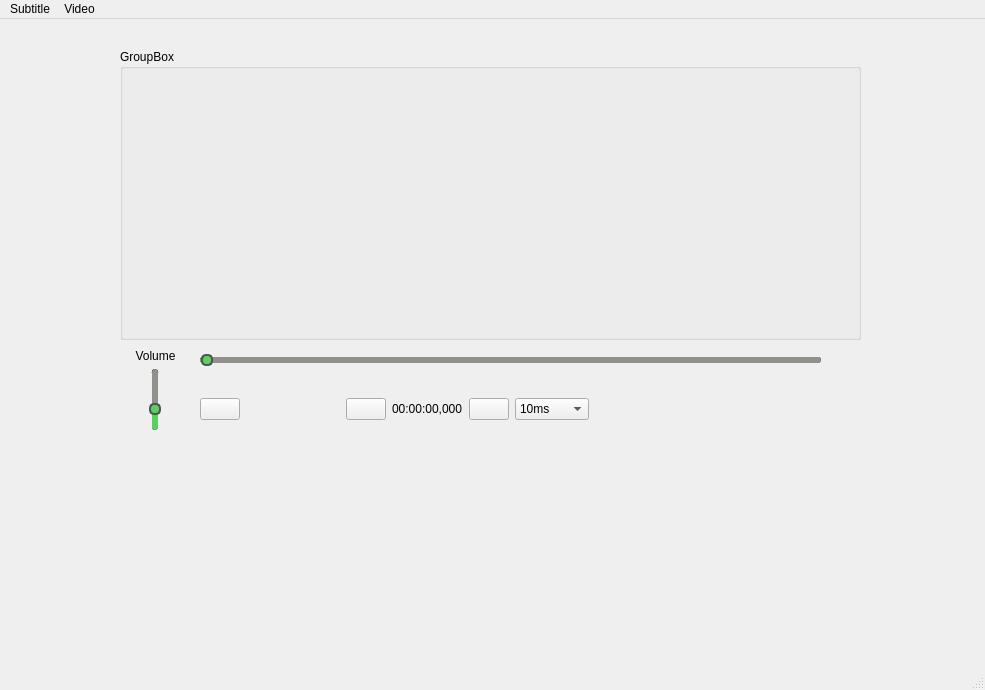
Before: the Qt Designer form mainwindow.ui in KemerDev/QtSubMaker, drawn with Qt 5.
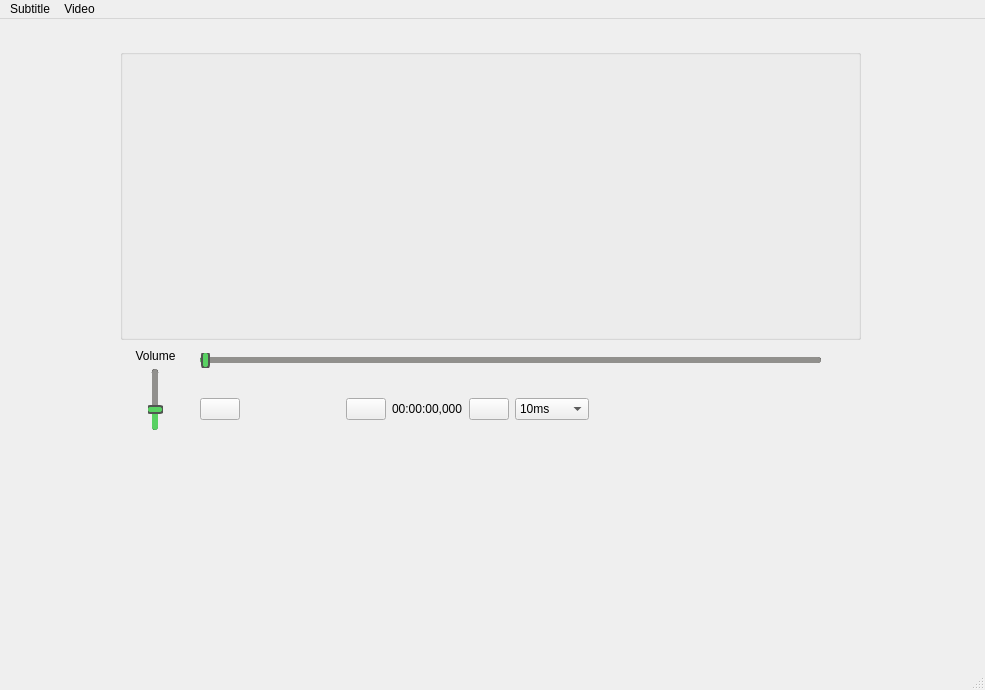
After: the same form once the commit is applied.

Diff of the .ui file:
```diff
--- a/mainwindow.ui
+++ b/mainwindow.ui
@@ -27,7 +27,7 @@
      <item>
       <widget class="QGroupBox" name="groupBox_Video">
        <property name="title">
-        <string>GroupBox</string>
+        <string/>
        </property>
       </widget>
      </item>
@@ -68,9 +68,9 @@
 QSlider::handle:horizontal {
 	background-color: #58d162;
 	border: 2px solid #515451;
-	margin: -4px 0;
-	width: 8px;
-	border-radius: 5px;
+	margin: -7px 0;
+	width: 5px;
+	border-radius: 4px;
 }
 
 QSlider::add-page:horizontal {
@@ -276,9 +276,9 @@
 QSlider::handle:vertical  {
 	background-color: #58d162;
 	border: 2px solid #515451;
-	margin: 0 -4px;
-	height: 8px;
-	border-radius: 5px;
+	margin: 0 -7px;
+	height: 5px;
+	border-radius: 4px;
 }
 
 QSlider::add-page:vertical  {
```
